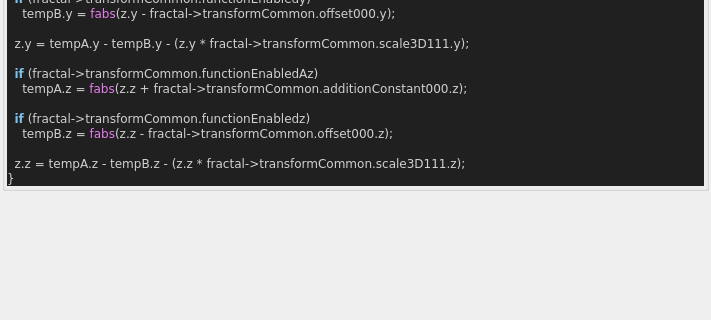
Above: mandelbulber2/qt_data/fractal_transf_fabs_add_multi.ui from buddhi1980/mandelbulber2 before the change; both pictures show x 0 to 711 and y 650 to 970 of the 711 by 970 pixel window. Below: the same form after it.
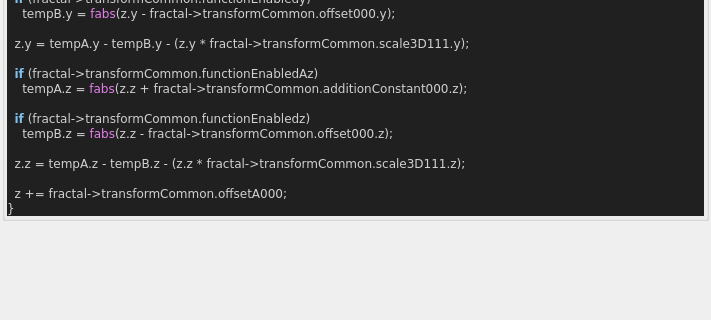
That is the form after the change. Custom widgets are drawn as their Qt base class.

Commit message:
source code format for fractal_formulas.cpp
- now complete code base is refactored!
- also regenerated ui files with populateUiInformation.php
- codeStyleCheck.php is now fully functional and can be used auto
refactor the code base (may be a little slow)

What changed in the file:
```diff
--- a/mandelbulber2/qt_data/fractal_transf_fabs_add_multi.ui
+++ b/mandelbulber2/qt_data/fractal_transf_fabs_add_multi.ui
@@ -891,6 +891,8 @@
     tempB&lt;span style=&quot;color:#d0d0d0&quot;&gt;.&lt;/span&gt;z &lt;span style=&quot;color:#d0d0d0&quot;&gt;=&lt;/span&gt; &lt;span style=&quot;color:#e47eed&quot;&gt;fabs&lt;/span&gt;&lt;span style=&quot;color:#d0d0d0&quot;&gt;(&lt;/span&gt;z&lt;span style=&quot;color:#d0d0d0&quot;&gt;.&lt;/span&gt;z &lt;span style=&quot;color:#d0d0d0&quot;&gt;-&lt;/span&gt; fractal&lt;span style=&quot;color:#d0d0d0&quot;&gt;-&amp;gt;&lt;/span&gt;transformCommon&lt;span style=&quot;color:#d0d0d0&quot;&gt;.&lt;/span&gt;offset000&lt;span style=&quot;color:#d0d0d0&quot;&gt;.&lt;/span&gt;z&lt;span style=&quot;color:#d0d0d0&quot;&gt;);&lt;/span&gt;
 
   z&lt;span style=&quot;color:#d0d0d0&quot;&gt;.&lt;/span&gt;z &lt;span style=&quot;color:#d0d0d0&quot;&gt;=&lt;/span&gt; tempA&lt;span style=&quot;color:#d0d0d0&quot;&gt;.&lt;/span&gt;z &lt;span style=&quot;color:#d0d0d0&quot;&gt;-&lt;/span&gt; tempB&lt;span style=&quot;color:#d0d0d0&quot;&gt;.&lt;/span&gt;z &lt;span style=&quot;color:#d0d0d0&quot;&gt;- (&lt;/span&gt;z&lt;span style=&quot;color:#d0d0d0&quot;&gt;.&lt;/span&gt;z &lt;span style=&quot;color:#d0d0d0&quot;&gt;*&lt;/span&gt; fractal&lt;span style=&quot;color:#d0d0d0&quot;&gt;-&amp;gt;&lt;/span&gt;transformCommon&lt;span style=&quot;color:#d0d0d0&quot;&gt;.&lt;/span&gt;scale3D111&lt;span style=&quot;color:#d0d0d0&quot;&gt;.&lt;/span&gt;z&lt;span style=&quot;color:#d0d0d0&quot;&gt;);&lt;/span&gt;
+
+  z &lt;span style=&quot;color:#d0d0d0&quot;&gt;+=&lt;/span&gt; fractal&lt;span style=&quot;color:#d0d0d0&quot;&gt;-&amp;gt;&lt;/span&gt;transformCommon&lt;span style=&quot;color:#d0d0d0&quot;&gt;.&lt;/span&gt;offsetA000&lt;span style=&quot;color:#d0d0d0&quot;&gt;;&lt;/span&gt;
 &lt;span style=&quot;color:#d0d0d0&quot;&gt;}&lt;/span&gt;
 &lt;/pre&gt;
 &lt;/body&gt;</string>
```
The commit also changes 101 other files.
